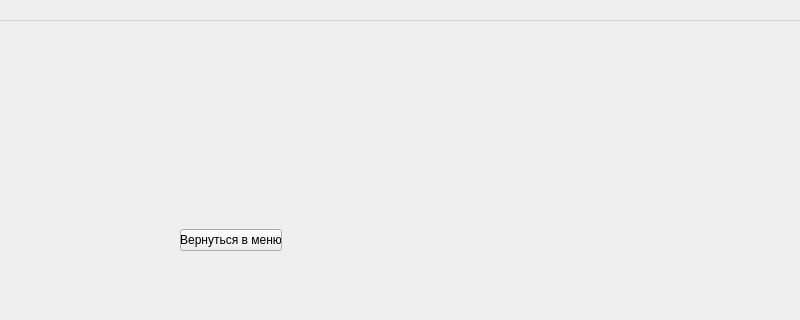
First picture: the form in backpack.ui, repository KomandaB/-1, before the edit; both pictures show x 0 to 800 and y 0 to 320 of the 800 by 600 pixel window.
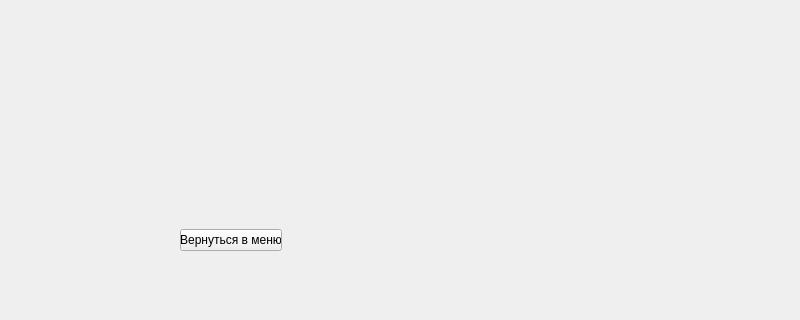
Second picture: the form after the edit.

Diff of the .ui file:
```diff
--- a/backpack.ui
+++ b/backpack.ui
@@ -42,16 +42,6 @@
     </layout>
    </widget>
   </widget>
-  <widget class="QMenuBar" name="menubar">
-   <property name="geometry">
-    <rect>
-     <x>0</x>
-     <y>0</y>
-     <width>800</width>
-     <height>21</height>
-    </rect>
-   </property>
-  </widget>
  </widget>
  <resources/>
  <connections/>
```
Left out of the diff: 3 changed lines with no effect on the pictures.
